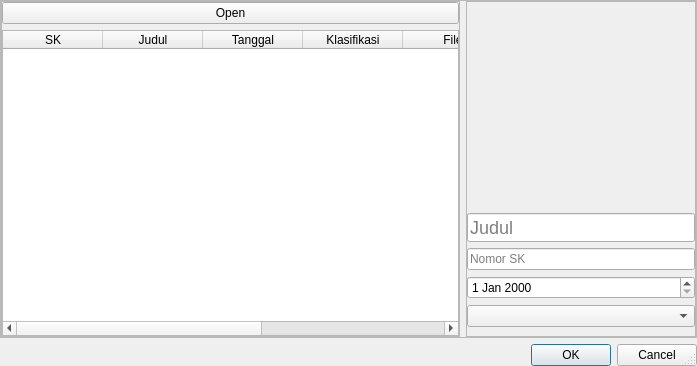
The window that src/importView.ui (willnode/Arsipin) describes before a commit, drawn with Qt 5.
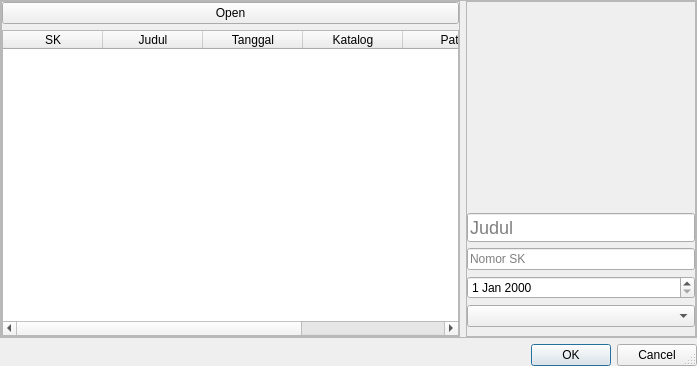
The same window after the commit.

Commit message: Edit widget alive and sync

Patch:
```diff
--- a/src/importView.ui
+++ b/src/importView.ui
@@ -118,12 +118,7 @@
            </column>
            <column>
             <property name="text">
-             <string>Klasifikasi</string>
-            </property>
-           </column>
-           <column>
-            <property name="text">
-             <string>File</string>
+             <string>Katalog</string>
             </property>
            </column>
            <column>
```
The commit also changes 2 other files.
